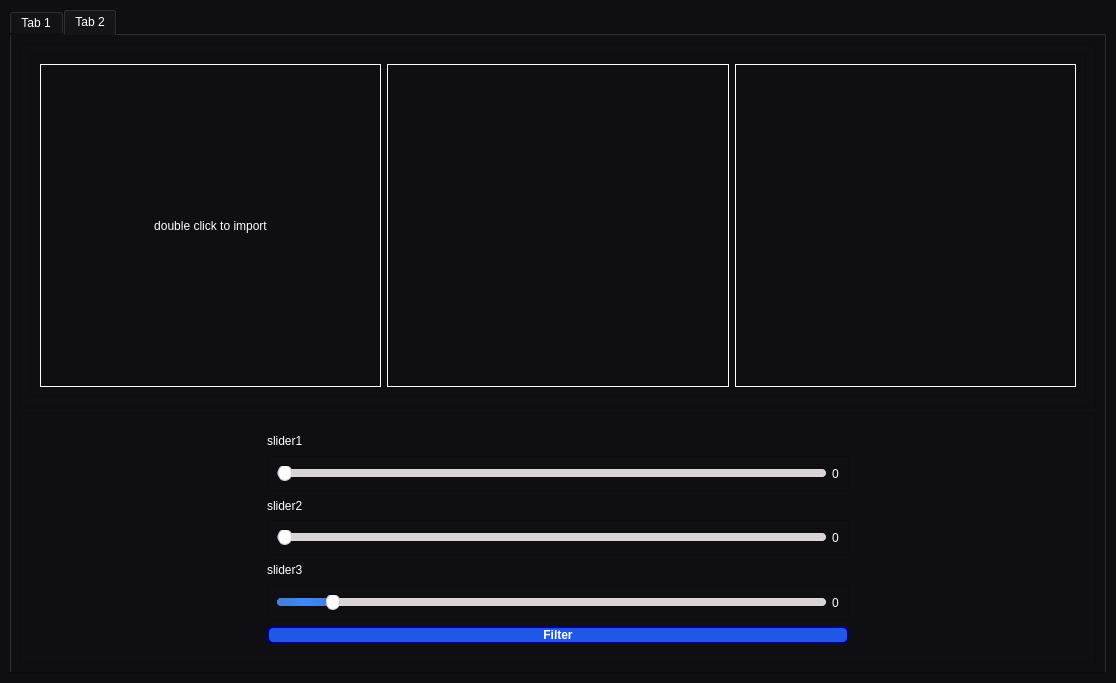
Eagle-E-Y-E/Task2-Edge-Detection, file UI.ui: the form before one commit.
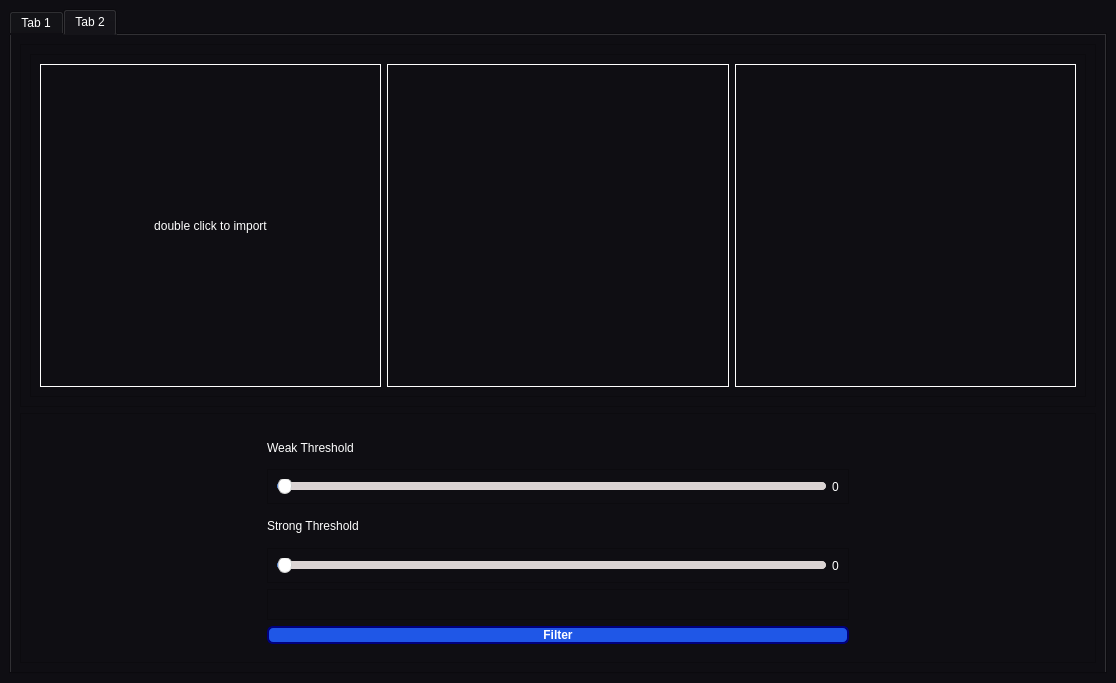
The form after the commit. The open tabs and pages were chosen to show the change. Icons and pictures are not drawn.

```diff
--- a/UI.ui
+++ b/UI.ui
@@ -844,7 +844,7 @@
               <item>
                <widget class="QLabel" name="label_alpha_2">
                 <property name="text">
-                 <string>slider1</string>
+                 <string>Weak Threshold</string>
                 </property>
                </widget>
               </item>
@@ -863,7 +863,7 @@
                     <number>1</number>
                    </property>
                    <property name="maximum">
-                    <number>1000</number>
+                    <number>100</number>
                    </property>
                    <property name="value">
                     <number>1</number>
@@ -886,7 +886,7 @@
               <item>
                <widget class="QLabel" name="label_beta_2">
                 <property name="text">
-                 <string>slider2</string>
+                 <string>Strong Threshold</string>
                 </property>
                </widget>
               </item>
@@ -905,7 +905,7 @@
                     <number>1</number>
                    </property>
                    <property name="maximum">
-                    <number>1000</number>
+                    <number>100</number>
                    </property>
                    <property name="value">
                     <number>1</number>
@@ -925,13 +925,13 @@
                 </layout>
                </widget>
               </item>
-              <item>
-               <widget class="QLabel" name="label_gamma_2">
-                <property name="text">
-                 <string>slider3</string>
-                </property>
-               </widget>
-              </item>
+<!--              <item>-->
+<!--               <widget class="QLabel" name="label_gamma_2">-->
+<!--                <property name="text">-->
+<!--                 <string>slider3</string>-->
+<!--                </property>-->
+<!--               </widget>-->
+<!--              </item>-->
               <item>
                <widget class="QFrame" name="frame_12">
                 <property name="frameShape">
@@ -941,29 +941,29 @@
                  <enum>QFrame::Raised</enum>
                 </property>
                 <layout class="QHBoxLayout" name="horizontalLayout_10">
-                 <item>
-                  <widget class="QSlider" name="slider3">
-                   <property name="minimum">
-                    <number>1</number>
-                   </property>
-                   <property name="maximum">
-                    <number>100</number>
-                   </property>
-                   <property name="value">
-                    <number>10</number>
-                   </property>
-                   <property name="orientation">
-                    <enum>Qt::Horizontal</enum>
-                   </property>
-                  </widget>
-                 </item>
-                 <item>
-                  <widget class="QLabel" name="gamma2_label">
-                   <property name="text">
-                    <string>0</string>
-                   </property>
-                  </widget>
-                 </item>
+<!--                 <item>-->
+<!--                  <widget class="QSlider" name="slider3">-->
+<!--                   <property name="minimum">-->
+<!--                    <number>1</number>-->
+<!--                   </property>-->
+<!--                   <property name="maximum">-->
+<!--                    <number>100</number>-->
+<!--                   </property>-->
+<!--                   <property name="value">-->
+<!--                    <number>10</number>-->
+<!--                   </property>-->
+<!--                   <property name="orientation">-->
+<!--                    <enum>Qt::Horizontal</enum>-->
+<!--                   </property>-->
+<!--                  </widget>-->
+<!--                 </item>-->
+<!--                 <item>-->
+<!--                  <widget class="QLabel" name="gamma2_label">-->
+<!--                   <property name="text">-->
+<!--                    <string>0</string>-->
+<!--                   </property>-->
+<!--                  </widget>-->
+<!--                 </item>-->
                 </layout>
                </widget>
               </item>
```
